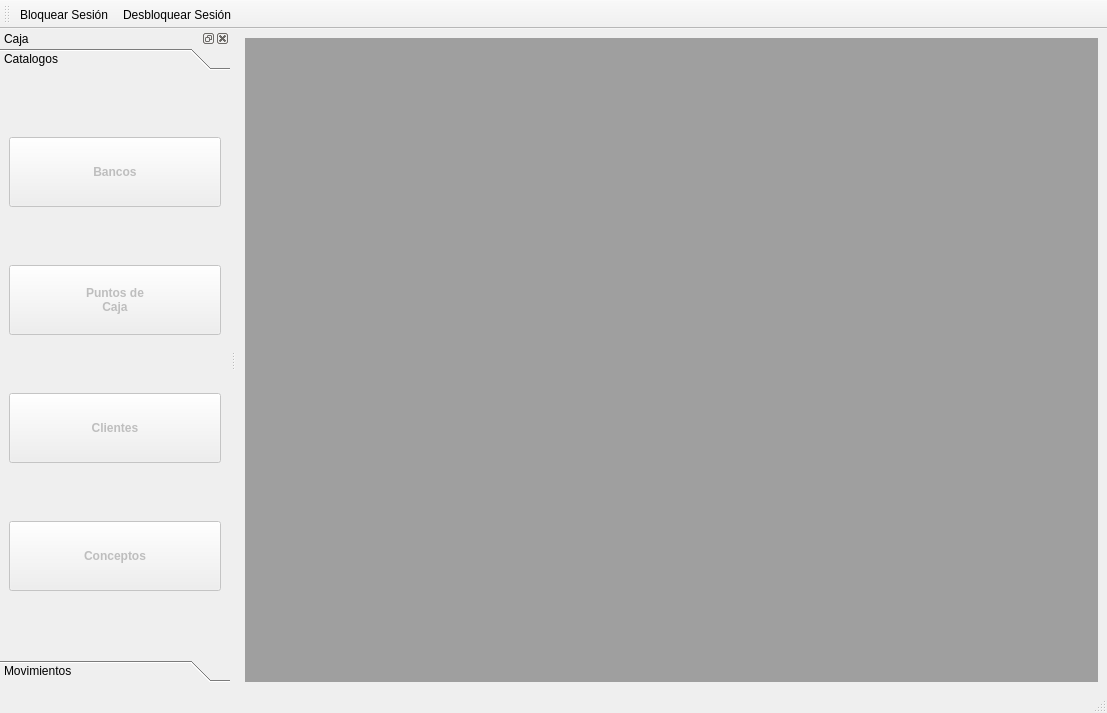
First picture: the form in src/ui/mainwindowcaja.ui, repository armonge/EsquipulasPy, before the edit.
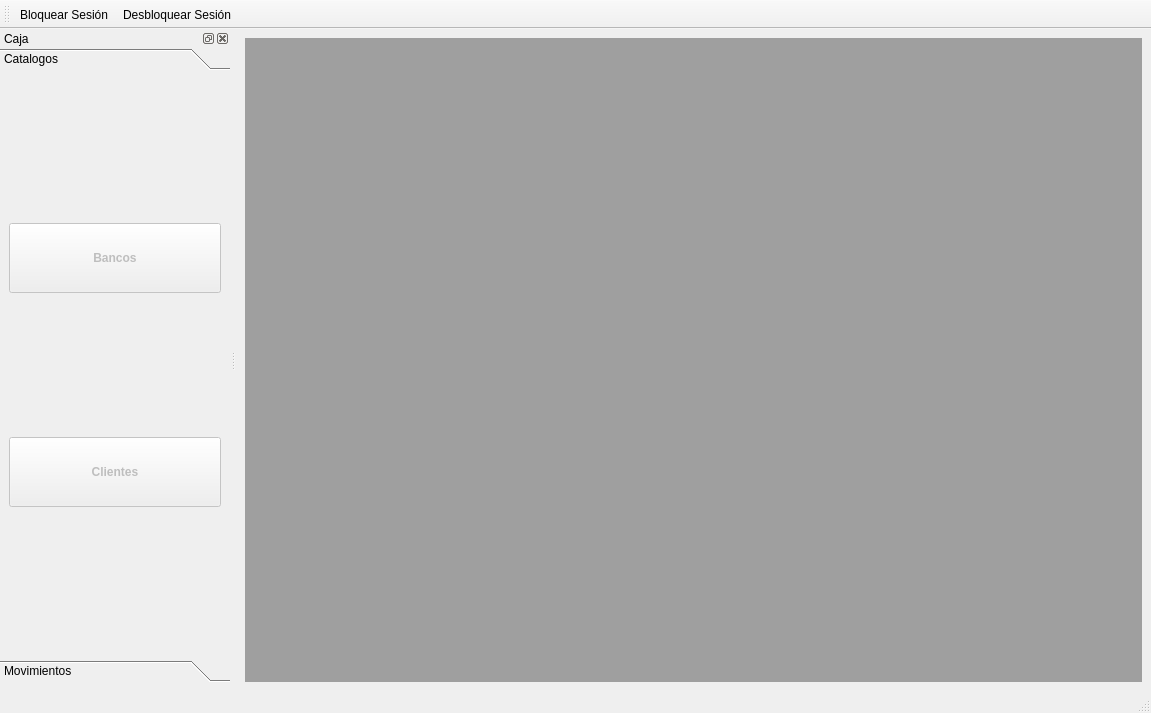
Second picture: the form after the edit. The open tabs and pages were chosen to show the change. Icons and pictures are not drawn.

Diff of the .ui file:
```diff
--- a/src/ui/mainwindowcaja.ui
+++ b/src/ui/mainwindowcaja.ui
@@ -9,7 +9,7 @@
    <rect>
     <x>0</x>
     <y>0</y>
-    <width>1107</width>
+    <width>1151</width>
     <height>713</height>
    </rect>
   </property>
@@ -90,8 +90,8 @@
          <rect>
           <x>0</x>
           <y>0</y>
-          <width>230</width>
-          <height>574</height>
+          <width>214</width>
+          <height>567</height>
          </rect>
         </property>
         <attribute name="label">
@@ -138,46 +138,6 @@
           </widget>
          </item>
          <item row="1" column="0">
-          <widget class="QPushButton" name="btnpos">
-           <property name="enabled">
-            <bool>false</bool>
-           </property>
-           <property name="minimumSize">
-            <size>
-             <width>0</width>
-             <height>70</height>
-            </size>
-           </property>
-           <property name="font">
-            <font>
-             <pointsize>9</pointsize>
-             <weight>75</weight>
-             <bold>true</bold>
-            </font>
-           </property>
-           <property name="autoFillBackground">
-            <bool>false</bool>
-           </property>
-           <property name="text">
-            <string>Puntos de 
-Caja</string>
-           </property>
-           <property name="icon">
-            <iconset resource="res.qrc">
-             <normaloff>:/images/res/estante.jpg</normaloff>:/images/res/estante.jpg</iconset>
-           </property>
-           <property name="iconSize">
-            <size>
-             <width>64</width>
-             <height>64</height>
-            </size>
-           </property>
-           <property name="flat">
-            <bool>false</bool>
-           </property>
-          </widget>
-         </item>
-         <item row="2" column="0">
           <widget class="QPushButton" name="btnClients">
            <property name="enabled">
             <bool>false</bool>
@@ -216,45 +176,6 @@
            </property>
           </widget>
          </item>
-         <item row="3" column="0">
-          <widget class="QPushButton" name="btnConceptos">
-           <property name="enabled">
-            <bool>false</bool>
-           </property>
-           <property name="minimumSize">
-            <size>
-             <width>0</width>
-             <height>70</height>
-            </size>
-           </property>
-           <property name="font">
-            <font>
-             <pointsize>9</pointsize>
-             <weight>75</weight>
-             <bold>true</bold>
-            </font>
-           </property>
-           <property name="autoFillBackground">
-            <bool>false</bool>
-           </property>
-           <property name="text">
-            <string>Conceptos</string>
-           </property>
-           <property name="icon">
-            <iconset resource="res.qrc">
-             <normaloff>:/images/res/preferences-desktop-personal.png</normaloff>:/images/res/preferences-desktop-personal.png</iconset>
-           </property>
-           <property name="iconSize">
-            <size>
-             <width>64</width>
-             <height>64</height>
-            </size>
-           </property>
-           <property name="flat">
-            <bool>false</bool>
-           </property>
-          </widget>
-         </item>
         </layout>
        </widget>
        <widget class="QWidget" name="page_2">
```
Left out of the diff: 4 changed lines with no effect on the pictures.
